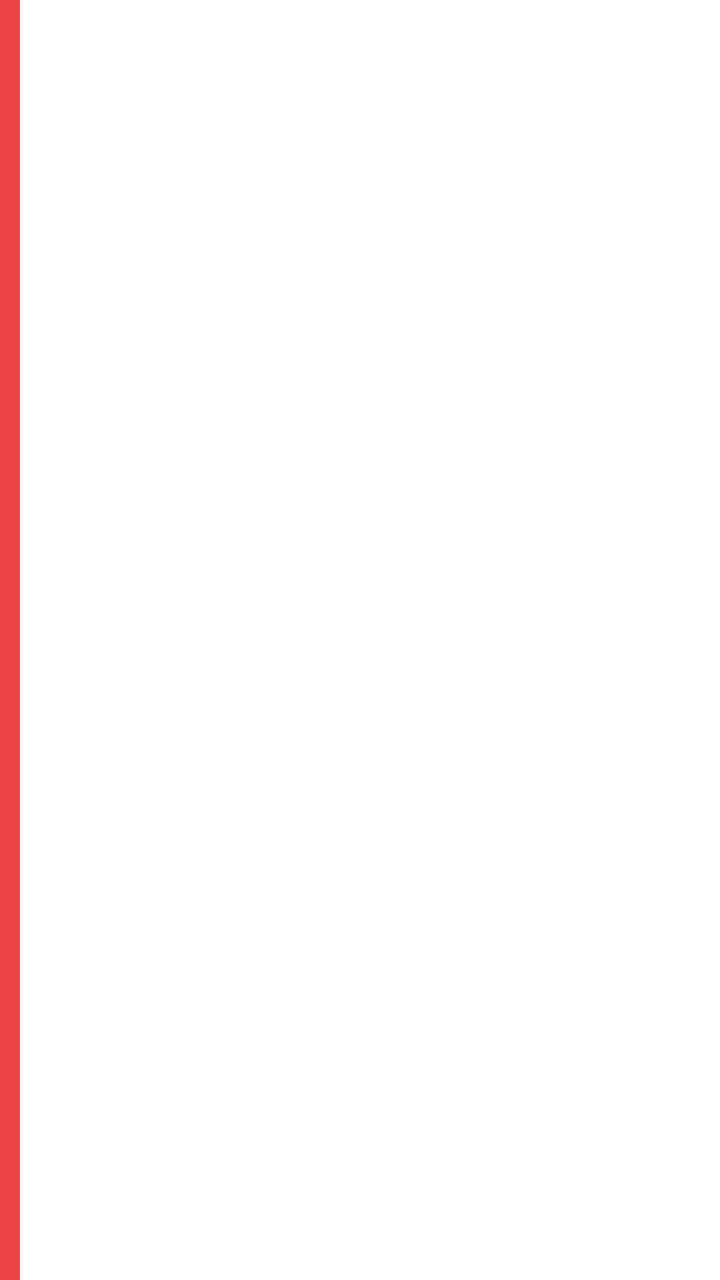
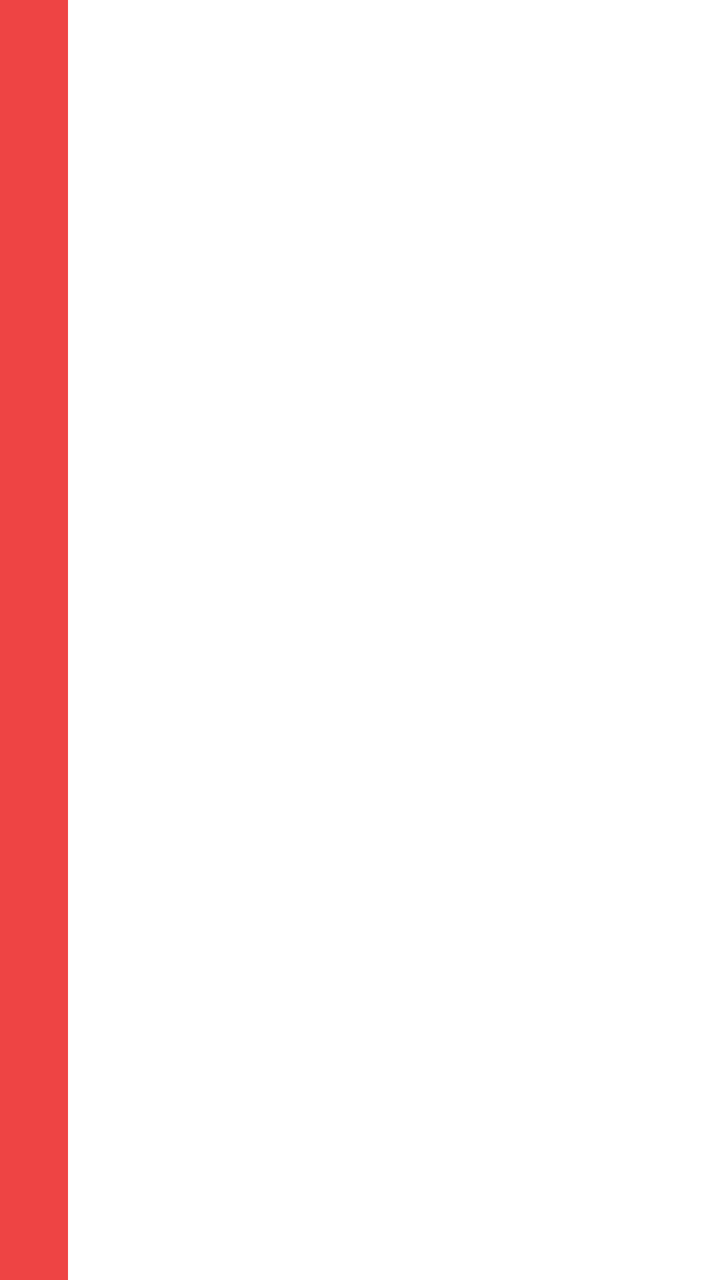

An Android layout rendered at two revisions. The XML below is the earlier revision; the diff shows what the commit changed to produce the second picture.
<!-- AndroidManifest.xml: application theme AppTheme -->
<!-- res/layout/item_index.xml -->
<?xml version="1.0" encoding="utf-8"?>
<GridLayout
    xmlns:android="http://schemas.android.com/apk/res/android"
    android:id="@+id/spawn_item_view"
    android:layout_width="match_parent"
    android:layout_height="wrap_content"
    android:orientation="horizontal"
    android:rowCount="3"
    android:columnCount="4"
    android:layout_margin="1dp"
    android:background="#fff">

    <FrameLayout
        android:id="@+id/index_remove_view"
        android:layout_width="10dp"
        android:layout_height="match_parent"
        android:gravity="center"
        android:textSize="@dimen/text_size_paragraph_title"
        android:background="@color/colorAttention"
        android:textColor="#fff"
        android:textStyle="bold"
        android:text="@string/symbol_decrement_button"/>

    <LinearLayout xmlns:android="http://schemas.android.com/apk/res/android"
        android:layout_width="match_parent"
        android:layout_height="0dp"
        android:layout_weight="1"
        android:orientation="horizontal"
        android:baselineAligned="false"
        android:gravity="center">

        <TextView
            android:id="@+id/spawn_item_primary"
            android:layout_width="match_parent"
            android:layout_height="wrap_content"
            android:layout_margin="4dp"
            android:textSize="@dimen/text_size_paragraph_title"
            android:textAppearance="?attr/textAppearanceListItem" />

        <LinearLayout xmlns:android="http://schemas.android.com/apk/res/android"
            android:layout_width="match_parent"
            android:layout_height="0dp"
            android:layout_weight="1"
            android:orientation="horizontal"
            android:baselineAligned="false"
            android:gravity="center">

            <LinearLayout xmlns:android="http://schemas.android.com/apk/res/android"
                android:layout_width="0dp"
                android:layout_height="match_parent"
                android:layout_weight="1"
                android:orientation="vertical">

                <TextView
                    android:id="@+id/spawn_item_secondary"
                    android:layout_width="match_parent"
                    android:layout_height="wrap_content"
                    android:layout_margin="4dp"
                    android:textAppearance="?attr/textAppearanceListItem" />

                <TextView
                    android:id="@+id/spawn_item_tertiary"
                    android:layout_width="match_parent"
                    android:layout_height="wrap_content"
                    android:layout_margin="4dp"
                    android:textAppearance="?attr/textAppearanceListItem" />

            </LinearLayout>

            <RelativeLayout
                android:layout_width="wrap_content"
                android:layout_height="match_parent"
                android:background="#000"
                android:gravity="end">

                <ImageView
                    android:id="@+id/spawn_item_logo"
                    android:layout_width="wrap_content"
                    android:layout_height="match_parent"
                    android:adjustViewBounds="true"
                    android:contentDescription="@string/description_charity_logo"/>

            </RelativeLayout>

        </LinearLayout>

    </LinearLayout>

    <FrameLayout
        android:id="@+id/index_add_view"
        android:layout_width="10dp"
        android:layout_height="match_parent"
        android:gravity="center"
        android:textSize="@dimen/text_size_paragraph_title"
        android:background="@color/colorConversionDark"
        android:textColor="#fff"
        android:textStyle="bold"
        android:text="+"/>

</GridLayout>
<!-- resources referenced by this layout -->
<resources>
  <color name="colorAttention">#EE4444</color>
  <color name="colorConversionDark">#119944</color>
  <dimen name="text_size_paragraph_title">20sp</dimen>
  <string name="description_charity_logo">This is the logo that corresponds to the listed charity</string>
  <string name="symbol_decrement_button">—</string>
  <style name="AppTheme" parent="Theme.AppCompat.Light.DarkActionBar">
          <item name="colorPrimary">@color/colorPrimary</item>
          <item name="colorPrimaryDark">@color/colorPrimaryDark</item>
          <item name="colorAccent">@color/colorAccent</item>
          <item name="popupMenuStyle">@style/AppTheme.PopupOverlay</item>
      </style>
  <color name="colorPrimary">#00B0FF</color>
  <color name="colorPrimaryDark">#0081CB</color>
  <color name="colorAccent">#F7BA28</color>
  <style name="AppTheme.PopupOverlay" parent="@android:style/Widget.PopupMenu">
          <item name="android:background">@color/colorPrimary</item>
      </style>
</resources>

<!-- the commit's change to res/layout/item_index.xml (unified diff, before → after) -->
@@ -12,8 +12,10 @@
 
     <FrameLayout
         android:id="@+id/index_remove_view"
-        android:layout_width="10dp"
+        android:layout_width="34dp"
         android:layout_height="match_parent"
+        android:layout_row="0"
+        android:layout_column="0"
         android:gravity="center"
         android:textSize="@dimen/text_size_paragraph_title"
         android:background="@color/colorAttention"
@@ -21,75 +23,57 @@
         android:textStyle="bold"
         android:text="@string/symbol_decrement_button"/>
 
-    <LinearLayout xmlns:android="http://schemas.android.com/apk/res/android"
+    <TextView
+        android:id="@+id/spawn_item_primary"
         android:layout_width="match_parent"
-        android:layout_height="0dp"
-        android:layout_weight="1"
-        android:orientation="horizontal"
-        android:baselineAligned="false"
-        android:gravity="center">
+        android:layout_height="wrap_content"
+        android:layout_row="0"
+        android:layout_column="1"
+        android:layout_margin="4dp"
+        android:textSize="@dimen/text_size_paragraph_title"
+        android:textAppearance="?attr/textAppearanceListItem" />
 
-        <TextView
-            android:id="@+id/spawn_item_primary"
-            android:layout_width="match_parent"
-            android:layout_height="wrap_content"
-            android:layout_margin="4dp"
-            android:textSize="@dimen/text_size_paragraph_title"
-            android:textAppearance="?attr/textAppearanceListItem" />
+    <TextView
+        android:id="@+id/spawn_item_secondary"
+        android:layout_width="match_parent"
+        android:layout_height="wrap_content"
+        android:layout_row="1"
+        android:layout_column="1"
+        android:layout_margin="4dp"
+        android:textAppearance="?attr/textAppearanceListItem" />
 
-        <LinearLayout xmlns:android="http://schemas.android.com/apk/res/android"
-            android:layout_width="match_parent"
-            android:layout_height="0dp"
-            android:layout_weight="1"
-            android:orientation="horizontal"
-            android:baselineAligned="false"
-            android:gravity="center">
+    <TextView
+        android:id="@+id/spawn_item_tertiary"
+        android:layout_width="match_parent"
+        android:layout_height="wrap_content"
+        android:layout_row="2"
+        android:layout_column="1"
+        android:layout_margin="4dp"
+        android:textAppearance="?attr/textAppearanceListItem" />
 
-            <LinearLayout xmlns:android="http://schemas.android.com/apk/res/android"
-                android:layout_width="0dp"
-                android:layout_height="match_parent"
-                android:layout_weight="1"
-                android:orientation="vertical">
+    <RelativeLayout
+        android:layout_width="wrap_content"
+        android:layout_height="match_parent"
+        android:layout_row="2"
+        android:layout_column="2"
+        android:background="#000"
+        android:gravity="end">
 
-                <TextView
-                    android:id="@+id/spawn_item_secondary"
-                    android:layout_width="match_parent"
-                    android:layout_height="wrap_content"
-                    android:layout_margin="4dp"
-                    android:textAppearance="?attr/textAppearanceListItem" />
+        <ImageView
+            android:id="@+id/spawn_item_logo"
+            android:layout_width="wrap_content"
+            android:layout_height="match_parent"
+            android:adjustViewBounds="true"
+            android:contentDescription="@string/description_charity_logo"/>
 
-                <TextView
-                    android:id="@+id/spawn_item_tertiary"
-                    android:layout_width="match_parent"
-                    android:layout_height="wrap_content"
-                    android:layout_margin="4dp"
-                    android:textAppearance="?attr/textAppearanceListItem" />
-
-            </LinearLayout>
-
-            <RelativeLayout
-                android:layout_width="wrap_content"
-                android:layout_height="match_parent"
-                android:background="#000"
-                android:gravity="end">
-
-                <ImageView
-                    android:id="@+id/spawn_item_logo"
-                    android:layout_width="wrap_content"
-                    android:layout_height="match_parent"
-                    android:adjustViewBounds="true"
-                    android:contentDescription="@string/description_charity_logo"/>
-
-            </RelativeLayout>
-
-        </LinearLayout>
-
-    </LinearLayout>
+    </RelativeLayout>
 
     <FrameLayout
         android:id="@+id/index_add_view"
-        android:layout_width="10dp"
+        android:layout_width="34dp"
         android:layout_height="match_parent"
+        android:layout_row="0"
+        android:layout_column="3"
         android:gravity="center"
         android:textSize="@dimen/text_size_paragraph_title"
         android:background="@color/colorConversionDark"
